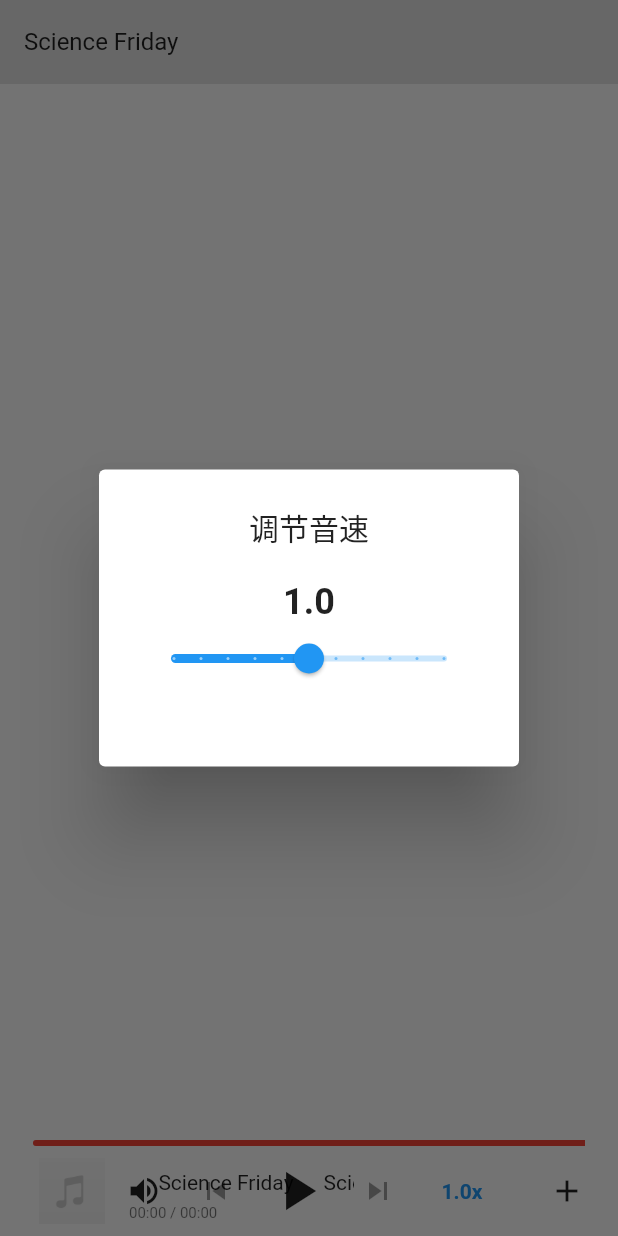
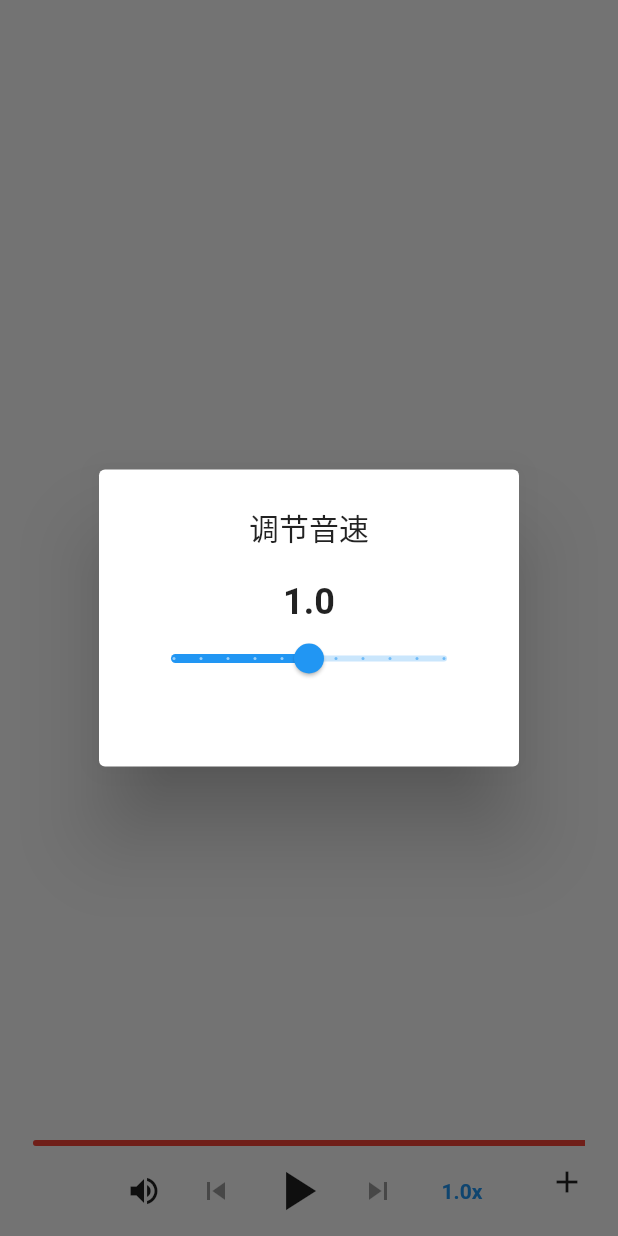
Before and after one commit to LJjack/suplay_music, a Flutter app: the screen it shows after launch, item 3 of the bottom bar chosen, on a phone screen of 412 x 824 dp. Run offline on Flutter 3.47's test engine with Material 2 defaults, Android fonts, the phone set to English and light mode, and no system bars; our stand-ins replace flutter_easyloading, just_audio, rxdart, shared_preferences; missing offline and left inert: audio_session, file_selector; Roboto replaces fonts that are missing (Fixed).

Commit message:
Update home.dart

```diff
--- a/lib/home.dart
+++ b/lib/home.dart
@@ -32,16 +32,7 @@ class _HomeState extends State<Home> with WidgetsBindingObserver {
   late AudioPlayer _player;
   double sliderValue = 0.5;
   final _addGlobalKey = GlobalKey();
-  final _playlist = ConcatenatingAudioSource(children: [
-    AudioSource.uri(
-      Uri.parse("https://s3.amazonaws.com/scifri-segments/scifri201711241.mp3"),
-      tag: AudioMetadata(
-        title: "Science Friday",
-        artwork: "images/music.png",
-        path: "images/music.png",
-      ),
-    )
-  ]);
+  final _playlist = ConcatenatingAudioSource(children: []);
 
   @override
   void initState() {
@@ -98,9 +89,6 @@ class _HomeState extends State<Home> with WidgetsBindingObserver {
   @override
   void didChangeAppLifecycleState(AppLifecycleState state) {
     if (state == AppLifecycleState.paused) {
-      // Release the player's resources when not in use. We use "stop" so that
-      // if the app resumes later, it will still remember what position to
-      // resume from.
       _player.stop();
     }
   }
```
